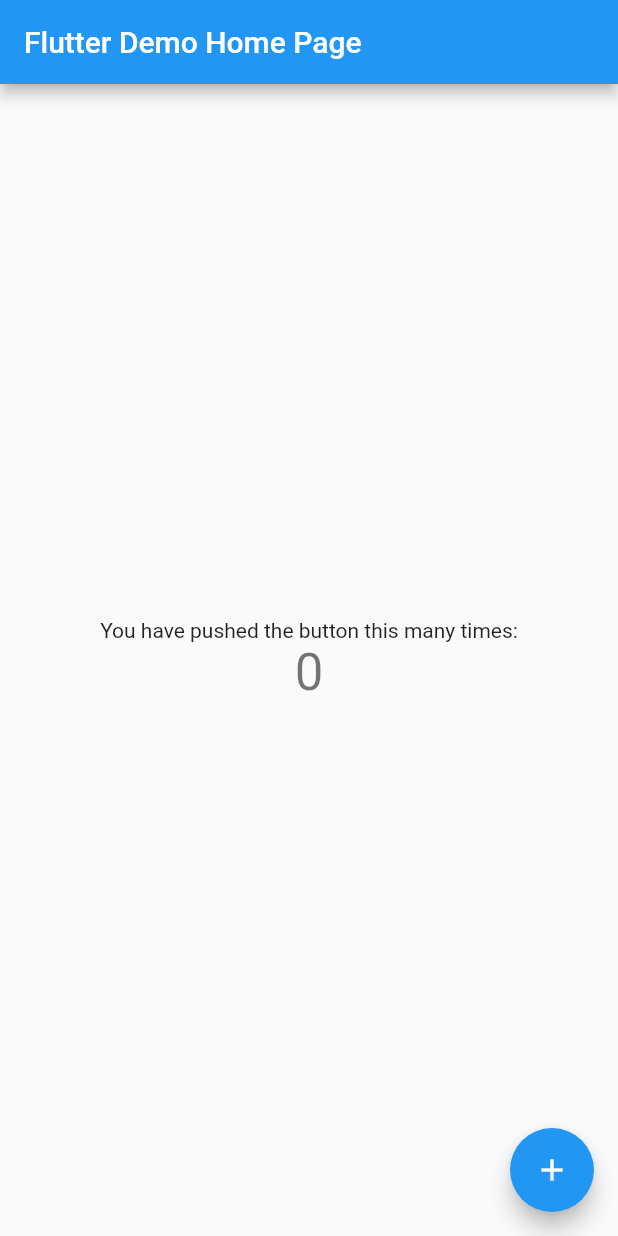
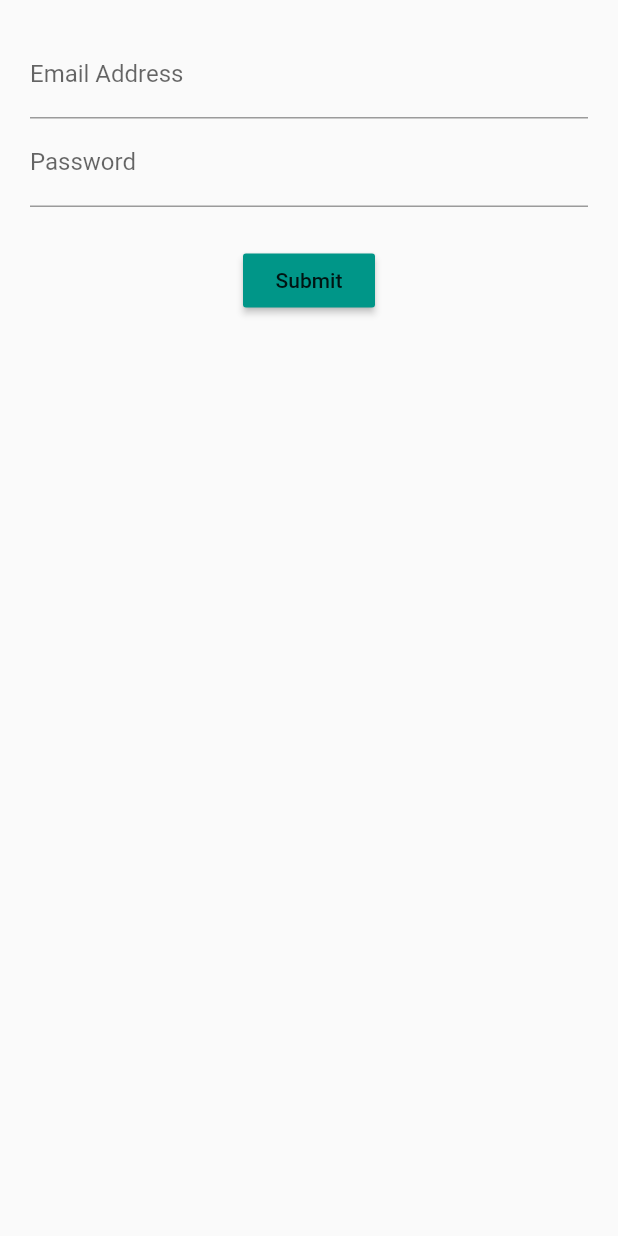
Before and after one commit to MaxySpark/Flutter-Form-Validation, a Flutter app: the screen it shows after launch, on a phone screen of 412 x 824 dp. Run offline on Flutter 3.47's test engine with Material 2 defaults, Android fonts, the phone set to English and light mode, and no system bars.

Commit message:
login with fromState and globalKey

```diff
--- a/lib/main.dart
+++ b/lib/main.dart
@@ -1,111 +1,6 @@
 import 'package:flutter/material.dart';
+import './src/app.dart';
 
-void main() => runApp(MyApp());
-
-class MyApp extends StatelessWidget {
-  // This widget is the root of your application.
-  @override
-  Widget build(BuildContext context) {
-    return MaterialApp(
-      title: 'Flutter Demo',
-      theme: ThemeData(
-        // This is the theme of your application.
-        //
-        // Try running your application with "flutter run". You'll see the
-        // application has a blue toolbar. Then, without quitting the app, try
-        // changing the primarySwatch below to Colors.green and then invoke
-        // "hot reload" (press "r" in the console where you ran "flutter run",
-        // or simply save your changes to "hot reload" in a Flutter IDE).
-        // Notice that the counter didn't reset back to zero; the application
-        // is not restarted.
-        primarySwatch: Colors.blue,
-      ),
-      home: MyHomePage(title: 'Flutter Demo Home Page'),
-    );
-  }
+void main() {
+  runApp(App());
 }
-
-class MyHomePage extends StatefulWidget {
-  MyHomePage({Key key, this.title}) : super(key: key);
-
-  // This widget is the home page of your application. It is stateful, meaning
-  // that it has a State object (defined below) that contains fields that affect
-  // how it looks.
-
-  // This class is the configuration for the state. It holds the values (in this
-  // case the title) provided by the parent (in this case the App widget) and
-  // used by the build method of the State. Fields in a Widget subclass are
-  // always marked "final".
-
-  final String title;
-
-  @override
-  _MyHomePageState createState() => _MyHomePageState();
-}
-
-class _MyHomePageState extends State<MyHomePage> {
-  int _counter = 0;
-
-  void _incrementCounter() {
-    setState(() {
-      // This call to setState tells the Flutter framework that something has
-      // changed in this State, which causes it to rerun the build method below
-      // so that the display can reflect the updated values. If we changed
-      // _counter without calling setState(), then the build method would not be
-      // called again, and so nothing would appear to happen.
-      _counter++;
-    });
-  }
-
-  @override
-  Widget build(BuildContext context) {
-    // This method is rerun every time setState is called, for instance as done
-    // by the _incrementCounter method above.
-    //
-    // The Flutter framework has been optimized to make rerunning build methods
-    // fast, so that you can just rebuild anything that needs updating rather
-    // than having to individually change instances of widgets.
-    return Scaffold(
-      appBar: AppBar(
-        // Here we take the value from the MyHomePage object that was created by
-        // the App.build method, and use it to set our appbar title.
-        title: Text(widget.title),
-      ),
-      body: Center(
-        // Center is a layout widget. It takes a single child and positions it
-        // in the middle of the parent.
-        child: Column(
-          // Column is also layout widget. It takes a list of children and
-          // arranges them vertically. By default, it sizes itself to fit its
-          // children horizontally, and tries to be as tall as its parent.
-          //
-          // Invoke "debug painting" (press "p" in the console, choose the
-          // "Toggle Debug Paint" action from the Flutter Inspector in Android
-          // Studio, or the "Toggle Debug Paint" command in Visual Studio Code)
-          // to see the wireframe for each widget.
-          //
-          // Column has various properties to control how it sizes itself and
-          // how it positions its children. Here we use mainAxisAlignment to
-          // center the children vertically; the main axis here is the vertical
-          // axis because Columns are vertical (the cross axis would be
-          // horizontal).
-          mainAxisAlignment: MainAxisAlignment.center,
-          children: <Widget>[
-            Text(
-              'You have pushed the button this many times:',
-            ),
-            Text(
-              '$_counter',
-              style: Theme.of(context).textTheme.display1,
-            ),
-          ],
-        ),
-      ),
-      floatingActionButton: FloatingActionButton(
-        onPressed: _incrementCounter,
-        tooltip: 'Increment',
-        child: Icon(Icons.add),
-      ), // This trailing comma makes auto-formatting nicer for build methods.
-    );
-  }
-}
--- /dev/null
+++ b/lib/src/app.dart
@@ -0,0 +1,13 @@
+import 'package:flutter/material.dart';
+import './screens/login_screen.dart';
+
+class App extends StatelessWidget {
+  Widget build(context) {
+    return MaterialApp(
+      title: 'Login Me In',
+      home: Scaffold(
+        body: LoginScreen()
+      ),
+    );
+  }
+}
--- /dev/null
+++ b/lib/src/screens/login_screen.dart
@@ -0,0 +1,59 @@
+ import 'package:flutter/material.dart';
+
+ class LoginScreen extends StatefulWidget {
+   createState() {
+     return LoginScreenState();
+   }
+ }
+
+ class LoginScreenState extends State<LoginScreen> {
+
+   final formKey = GlobalKey<FormState>();
+
+   Widget build(context) {
+     return  Container(
+       margin: EdgeInsets.all(20.0),
+       child: Form(
+         key: formKey,
+         child: Column(
+           children: <Widget>[
+             emailField(),
+             passwordField(),
+             Container(margin: EdgeInsets.only(top: 25.0)),
+             submitButton(),
+           ],
+         ),
+       ),
+     );
+   }
+
+   Widget emailField() {
+     return TextFormField(
+       keyboardType: TextInputType.emailAddress,
+       decoration: InputDecoration(
+         labelText: 'Email Address',
+         hintText: 'your@example.com'
+       ),
+     );
+   }
+
+  Widget passwordField() {
+     return TextFormField(
+       obscureText: true,
+       decoration: InputDecoration(
+         labelText: 'Password',
+         hintText: 'Password'
+       ),
+     );
+   }
+
+   Widget submitButton() {
+     return RaisedButton(
+            child: Text('Submit'),
+            onPressed: () {
+              formKey.currentState.reset();
+            },
+            color: Colors.teal,
+      );
+    }
+ }
```
